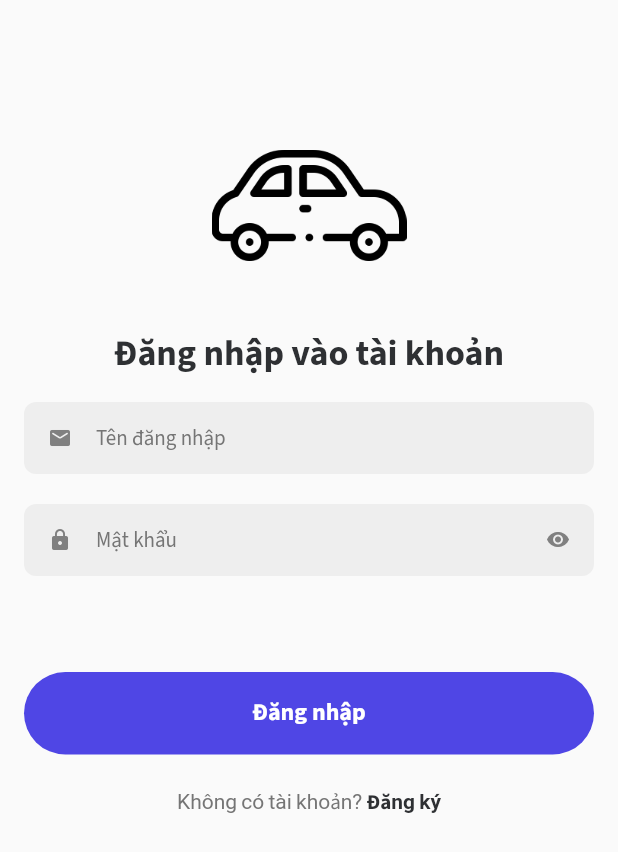
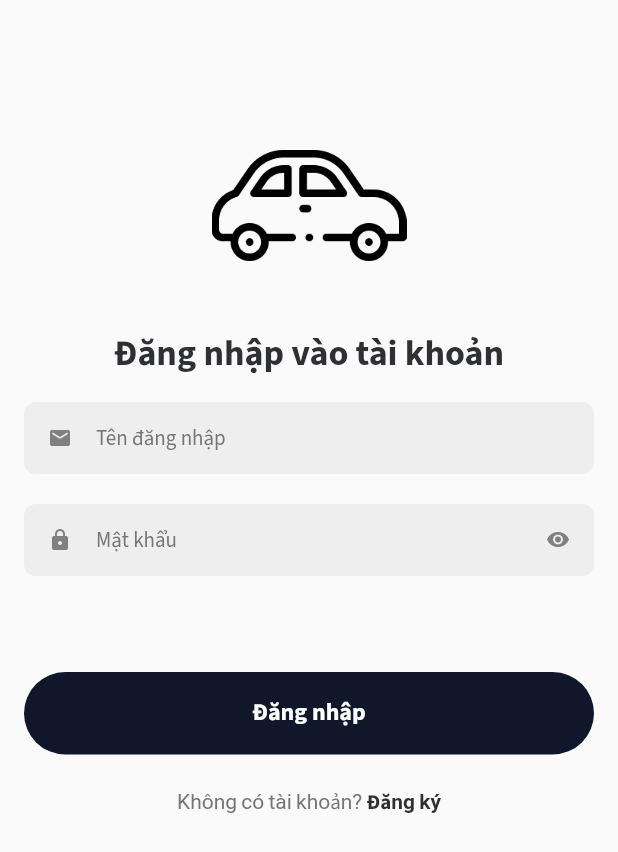
Before and after one commit to votatntai/Car-Rental-Mobile-For-Customer, a Flutter app: the screen it shows after launch, on a phone screen of 412 x 824 dp. Shown: the top 852 px of the screen. Run offline on Flutter 3.47's test engine with Material 2 defaults, Android fonts, the phone set to English and light mode, and no system bars; our stand-ins replace bloc, cached_network_image, dio, firebase_core, firebase_messaging, flutter_bloc and 15 more; missing offline and left inert: flutter_inappwebview; accounts and stored records are empty.

Commit message:
change color

```diff
--- a/lib/commons/constants/colors.dart
+++ b/lib/commons/constants/colors.dart
@@ -2,21 +2,22 @@ import 'package:flutter/material.dart';
 
 mixin CustomColors {
   static const primaryMaterialColor = MaterialColor(
-    0xFF4f46e5,
+    0xFF10172a,
     <int, Color>{
-      50: Color(0xFFE8E7FC),
-      100: Color(0xFFC5C3F9),
-      200: Color(0xFFA0A0F5),
-      300: Color(0xFF7B7AF2),
-      400: Color(0xFF5B59EE),
-      500: Color(0xFF4F46E5),
-      600: Color(0xFF4840D5),
-      700: Color(0xFF4039C4),
-      800: Color(0xFF382EB1),
-      900: Color(0xFF2A1E89),
+      50: Color(0xFFE0E2E4),
+      100: Color(0xFFB3B7BB),
+      200: Color(0xFF80868F),
+      300: Color(0xFF4D5563),
+      400: Color(0xFF262E3D),
+      500: Color(0xFF10172a),
+      600: Color(0xFF0E1424),
+      700: Color(0xFF0C111E),
+      800: Color(0xFF0A0E18),
+      900: Color(0xFF070A10),
     },
   );
-  static const primary = Color(0xFF4f46e5);
+  static const primary = Color(0xFF10172a);
+  static const appBarColor = Color(0xFF10172a);
   static const red = Color(0xFFD43860);
   static const gold = Color(0xFFFFCA51);
   static const background = Color(0xFFFFFFFF);
--- a/lib/commons/constants/theme.dart
+++ b/lib/commons/constants/theme.dart
@@ -5,12 +5,12 @@ import 'package:google_fonts/google_fonts.dart';
 
 ThemeData lightTheme = ThemeData(
   primarySwatch: CustomColors.primaryMaterialColor,
-  appBarTheme: const AppBarTheme(
-    color: CustomColors.white,
-    systemOverlayStyle: SystemUiOverlayStyle(
-      statusBarIconBrightness: Brightness.dark,
-      statusBarColor: CustomColors.white,
-    ),
-  ),
+  // appBarTheme: AppBarTheme(
+  //   color: CustomColors.appBarColor,
+  //   systemOverlayStyle: SystemUiOverlayStyle(
+  //     statusBarIconBrightness: Brightness.dark,
+  //     statusBarColor: CustomColors.appBarColor.withOpacity(0.5),
+  //   ),
+  // ),
   fontFamily: GoogleFonts.sourceSansPro().fontFamily,
 );
--- a/lib/commons/widgets/app_app_bar.dart
+++ b/lib/commons/widgets/app_app_bar.dart
@@ -1,3 +1,4 @@
+import 'package:car_rental_for_customer/commons/constants/colors.dart';
 import 'package:flutter/material.dart';
 import 'package:nb_utils/nb_utils.dart';
 
@@ -10,10 +11,10 @@ PreferredSizeWidget appAppBar(
   Color? backgroundColor,
 }) {
   return AppBar(
-    backgroundColor: backgroundColor ?? context.scaffoldBackgroundColor,
+    backgroundColor: backgroundColor ?? CustomColors.appBarColor,
     leading: leading == true
         ? IconButton(
-            icon: Icon(Icons.arrow_back, color: context.iconColor),
+            icon: Icon(Icons.arrow_back),
             onPressed: () {
               Navigator.pop(context);
             },
@@ -23,7 +24,9 @@ PreferredSizeWidget appAppBar(
       actionWidget ?? const SizedBox(),
       actionWidget2 ?? const SizedBox()
     ],
-    title: Text(titleText ?? '', style: boldTextStyle(size: 18)),
+    title: Text(
+      titleText ?? '',
+    ),
     elevation: 0.0,
   );
 }
--- a/lib/pages/scaffold_with_nav_bar/scaffold_with_nav_bar.dart
+++ b/lib/pages/scaffold_with_nav_bar/scaffold_with_nav_bar.dart
@@ -16,8 +16,8 @@ class ScaffoldWithNavBar extends StatelessWidget {
     return Scaffold(
       body: child,
       bottomNavigationBar: BottomNavigationBar(
-        backgroundColor: CustomColors.background,
-        selectedItemColor: CustomColors.primaryMaterialColor,
+        backgroundColor: CustomColors.white,
+        selectedItemColor: CustomColors.appBarColor,
         unselectedItemColor: CustomColors.silver,
         items: const [
           BottomNavigationBarItem(
```
Also changed, not shown: lib/pages/car_search/widgets/datetime_range_picker.dart (+5 -5 lines), lib/pages/car_search_result/views/car_search_result_view.dart (+3 -6 lines), lib/pages/home/views/home_view.dart (+18 -6 lines).
